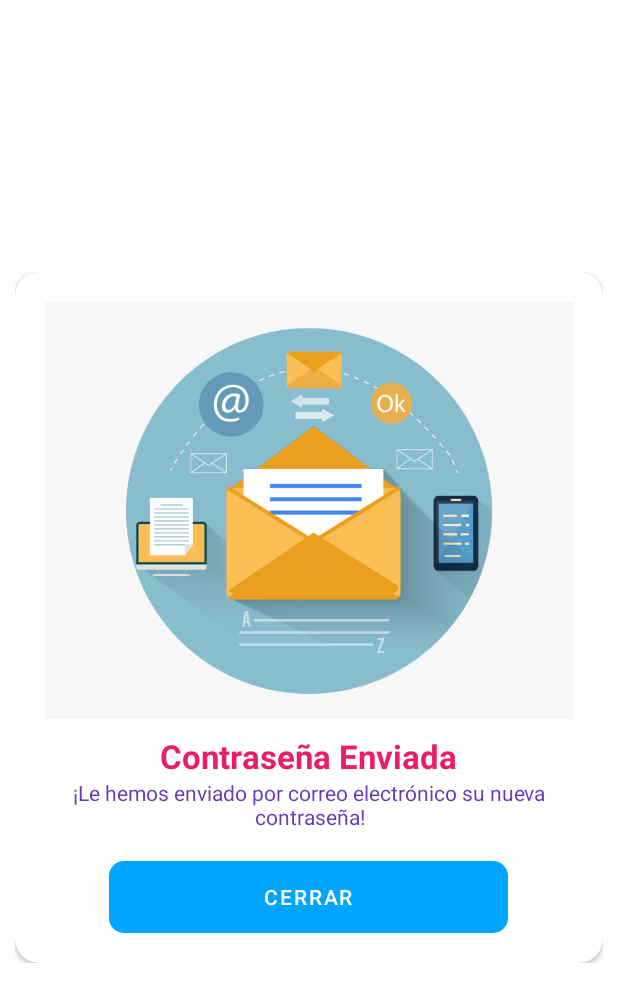
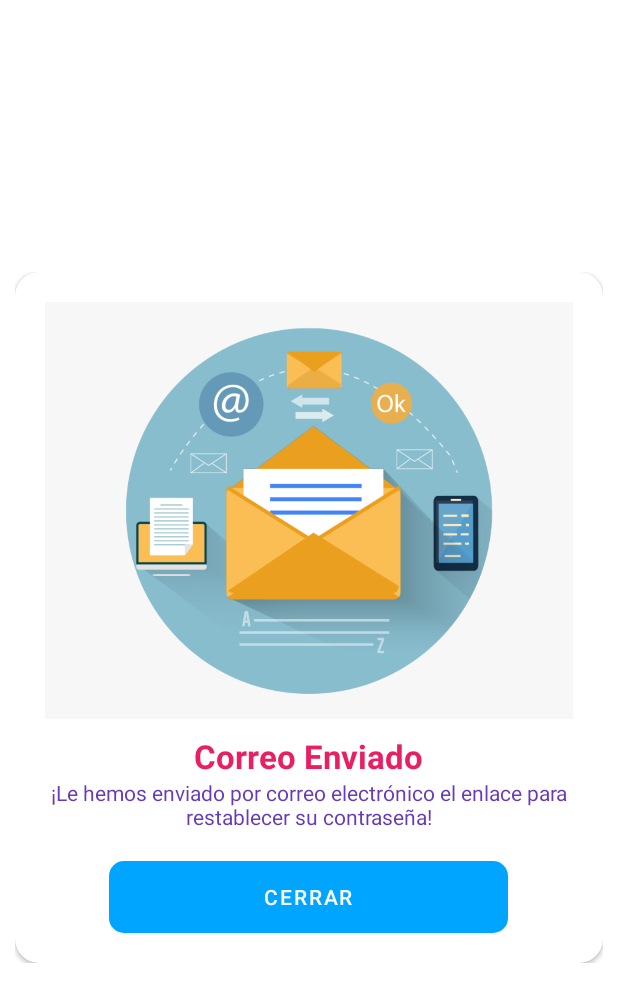
Before and after one commit to leothan522/morros-devops-chat_apk, an Android app: the layout dialog_email_send.xml on its own in the app's theme, with its tools: preview values and no code run, on a phone screen of 412 x 824 dp. Shown: the top 1002 px of the screen. Run offline under Robolectric (Android 15) with nearby library versions, the phone set to English and light mode, and no system bars.

Commit message:
Cambios Menores Mesajes Recuperar

```diff
--- a/app/src/main/res/layout/dialog_email_send.xml
+++ b/app/src/main/res/layout/dialog_email_send.xml
@@ -37,7 +37,7 @@
                 android:textSize="22sp"
                 android:textColor="@color/dialog_text_title"
                 android:textStyle="bold"
-                android:text="Contraseña Enviada"
+                android:text="@string/email_tilte"
                 android:layout_marginTop="10dp"/>
 
             <TextView
@@ -47,7 +47,7 @@
                 android:textStyle="normal"
                 android:textColor="@color/dialog_text_message"
                 android:textSize="14dp"
-                android:text="@string/email_send"
+                android:text="@string/email_message"
                 android:textAlignment="center"/>
 
             <Button
--- a/app/src/main/res/values/strings.xml
+++ b/app/src/main/res/values/strings.xml
@@ -16,7 +16,7 @@
     <string name="button_cerrar">Cerrar Sesión</string>
     <string name="text_recuperar_password">
         No hay problema. Simplemente déjenos saber su dirección
-        de correo electrónico y le enviaremos un Nuevo Password.
+        de correo electrónico y le enviaremos un enlace para restablecerla.
     </string>
     <string name="dajelo_blanco">Déjalo en blanco para no cambiarlo</string>
     <string name="min_8_caracteres">Debe tener al menos 8 caracteres</string>
@@ -29,7 +29,8 @@
     <string name="ingrese_nombre">Ingrese un Nombre</string>
     <string name="ingrese_telefono">Ingrese un Telefono</string>
     <string name="no_internet">Verifique el estado de su conexión y vuelva a intentarlo</string>
-    <string name="email_send">¡Le hemos enviado por correo electrónico su nueva contraseña!</string>
+    <string name="email_tilte">Correo Enviado</string>
+    <string name="email_message">¡Le hemos enviado por correo electrónico el enlace para restablecer su contraseña!</string>
 
     <!--Notificaciones-->
     <string name="notification_channel_name">Notificaciones</string>
```
